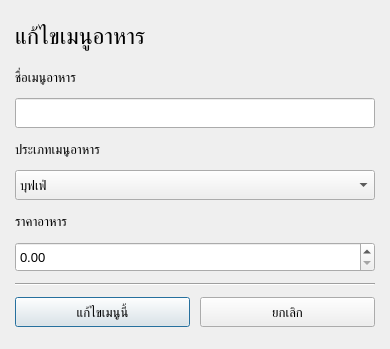
First picture: the form in editmenu.ui, repository kantee2540/RestaurantManage, before the edit.
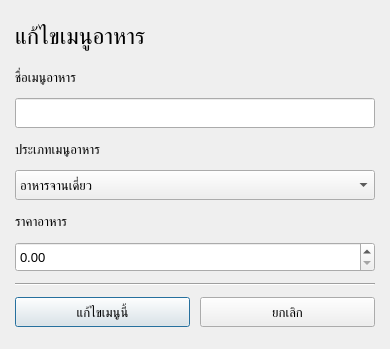
Second picture: the form after the edit.

Diff of the .ui file:
```diff
--- a/editmenu.ui
+++ b/editmenu.ui
@@ -156,11 +156,6 @@
        <pointsize>10</pointsize>
       </font>
      </property>
-     <item>
-      <property name="text">
-       <string>บุฟเฟ่</string>
-      </property>
-     </item>
      <item>
       <property name="text">
        <string>อาหารจานเดี่ยว</string>
```
Left out of the diff: 10 changed lines with no effect on the pictures.
